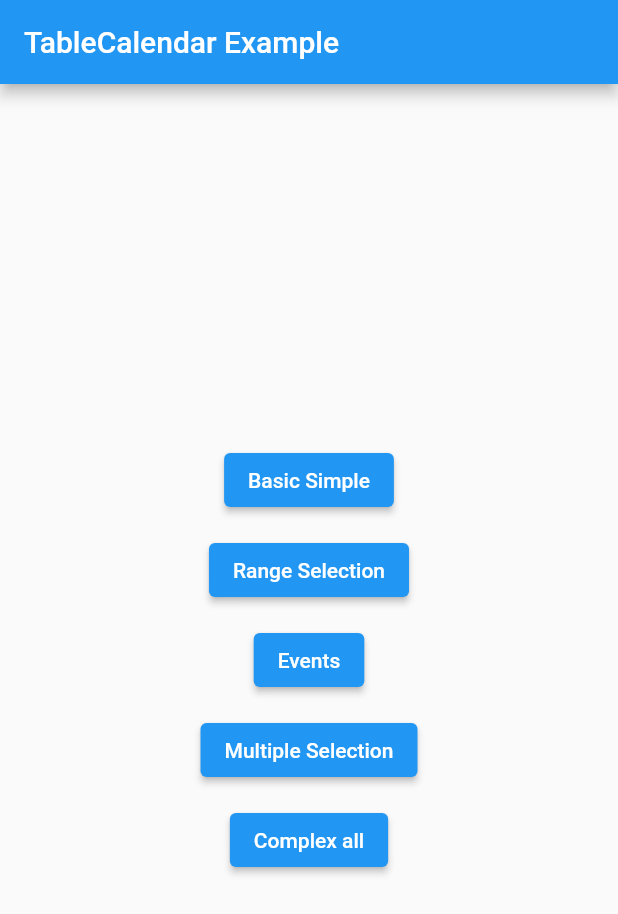
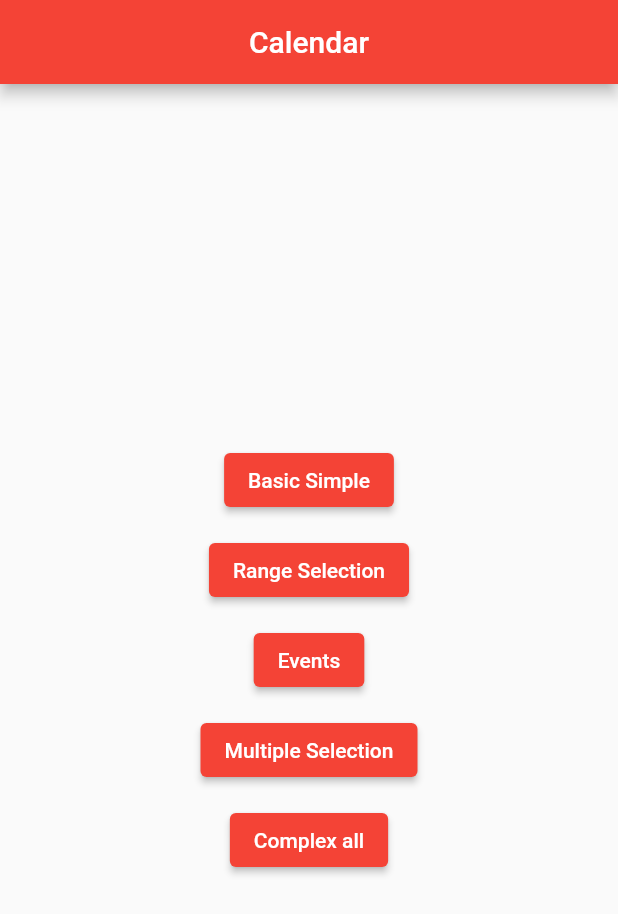
Before and after one commit to JosueDurand96/Calendar-Flutter, a Flutter app: the screen it shows after launch, on a phone screen of 412 x 824 dp. Shown: the top 914 px of the screen. Run offline on Flutter 3.47's test engine with Material 2 defaults, Android fonts, the phone set to English and light mode, and no system bars; our stand-ins replace table_calendar.

Commit message:
Calendar

```diff
--- a/lib/main.dart
+++ b/lib/main.dart
@@ -1,7 +1,5 @@
-
 import 'package:flutter/material.dart';
 import 'package:intl/date_symbol_data_local.dart';
-
 import 'pages/basics_example.dart';
 import 'pages/complex_example.dart';
 import 'pages/events_example.dart';
@@ -16,9 +14,9 @@ class MyApp extends StatelessWidget {
   @override
   Widget build(BuildContext context) {
     return MaterialApp(
-      title: 'TableCalendar Example',
+      title: 'Calendar',
       theme: ThemeData(
-        primarySwatch: Colors.blue,
+        primarySwatch: Colors.red,
       ),
       home: StartPage(),
     );
@@ -35,7 +33,9 @@ class _StartPageState extends State<StartPage> {
   Widget build(BuildContext context) {
     return Scaffold(
       appBar: AppBar(
-        title: Text('TableCalendar Example'),
+        title: Center(
+          child: Text('Calendar'),
+        ),
       ),
       body: Center(
         child: Column(
--- a/pubspec.yaml
+++ b/pubspec.yaml
@@ -28,8 +28,8 @@ dependencies:
   # Use with the CupertinoIcons class for iOS style icons.
   cupertino_icons: ^1.0.2
 
-  table_calendar:
-    path: ../
+  table_calendar: ^3.0.0
+
 
 dev_dependencies:
   flutter_test:
```
Also changed, not shown: pubspec.lock, 2 other files.
